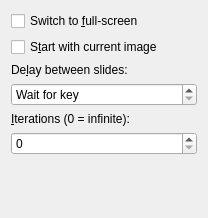
Above: src/slideshowwidget.ui from KDE/kuickshow before the change. Below: the same form after it.
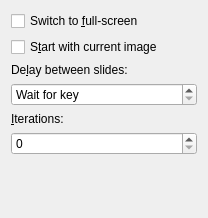
That is the form after the change.

Commit message: Configure dialogue: Special value text for "Slideshow - Iterations"

What changed in the file:
```diff
--- a/src/slideshowwidget.ui
+++ b/src/slideshowwidget.ui
@@ -54,7 +54,7 @@
    <item>
     <widget class="QLabel" name="label_2">
      <property name="text">
-      <string>&amp;Iterations (0 = infinite):</string>
+      <string>&amp;Iterations:</string>
      </property>
      <property name="buddy">
       <cstring>cycles</cstring>
```
The commit also changes 1 other file.
